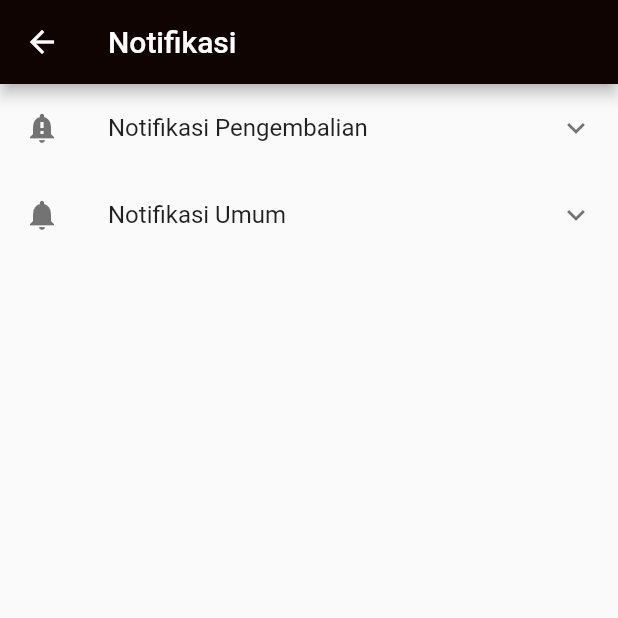
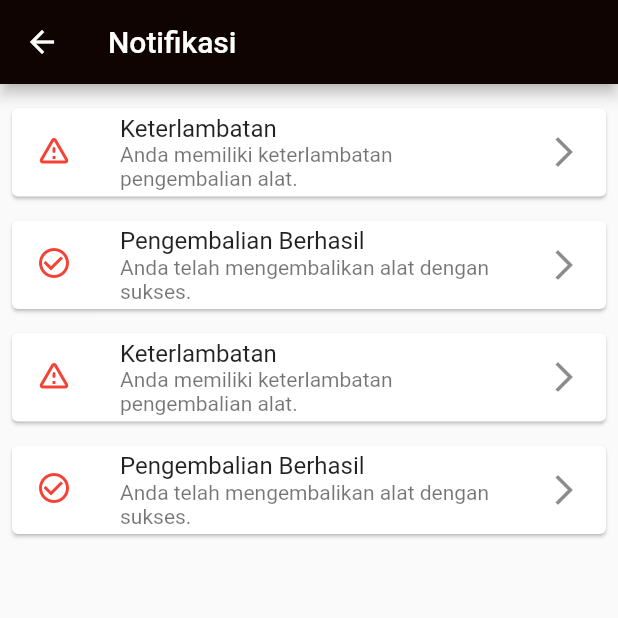
Before and after one commit to NaningEkaIndrawati/rentalcam_44444, a Flutter app: the NotifikasiPage screen opened directly, on a phone screen of 412 x 824 dp, the top half of it. Run offline on Flutter 3.47's test engine with Material 2 defaults, Android fonts, the phone set to English and light mode, and no system bars; our stand-ins replace firebase_core, image_picker, shared_preferences; missing offline and left inert: onesignal_flutter; accounts and stored records are empty; network calls fail.

Commit message:
feat : add notifications service

```diff
--- a/lib/Api/riwayat.dart
+++ b/lib/Api/riwayat.dart
@@ -8,6 +8,7 @@ import 'package:http/http.dart' as http;
 class RiwayatApi {
   static Future<List<Riwayat>> getRiwayat() async {
     String apiurl = ApiUrl.riwayat;
+
     var token = await UserInfo().getToken();
 
     try {
@@ -37,5 +38,6 @@ class RiwayatApi {
       print('Error: $error');
       throw Exception('Failed to fetch data: $error');
     }
+
   }
 }
--- a/lib/AuthApi/auth.dart
+++ b/lib/AuthApi/auth.dart
@@ -2,6 +2,7 @@ import 'dart:convert';
 import 'dart:io';
 import 'package:belajar/dashboard.dart';
 import 'package:belajar/helpers/api_url.dart';
+import 'package:belajar/helpers/onesignal.dart';
 import 'package:belajar/helpers/user_info.dart';
 import 'package:belajar/login.dart';
 import 'package:flutter/material.dart';
@@ -19,7 +20,7 @@ class AuthApi {
       if (response.statusCode == 200) {
         var jsonObj = json.decode(response.body);
         UserInfo().setToken(jsonObj['token']);
-
+        OneSignalHelper().setOneSignalByUserID(jsonObj['user']['id']);
         Navigator.pushReplacement(
           context!,
           MaterialPageRoute(builder: (context) => DashboardPage()),
--- a/lib/dashboard.dart
+++ b/lib/dashboard.dart
@@ -397,62 +397,56 @@ class NotifikasiPage extends StatefulWidget {
 }
 
 class _NotifikasiPageState extends State<NotifikasiPage> {
-  bool _isPengembalianExpanded = false;
-  bool _isUmumExpanded = false;
-
   @override
   Widget build(BuildContext context) {
     return Scaffold(
       appBar: AppBar(
         title: Text('Notifikasi'),
-        backgroundColor:
-            Color.fromARGB(255, 16, 4, 3), // Ubah warna AppBar menjadi merah
+        backgroundColor: Color.fromARGB(255, 16, 4, 3), // Warna AppBar
       ),
       body: ListView(
+        padding: EdgeInsets.all(8.0),
         children: [
-          ExpansionTile(
-            leading: Icon(
-                Icons.notification_important), // Tambahkan leading untuk ikon
-            title: Text('Notifikasi Pengembalian'),
-            children: [
-              ListTile(
-                title: Text('Notifikasi 1'),
-                subtitle: Text('Isi notifikasi 1'),
-              ),
-              ListTile(
-                title: Text('Notifikasi 2'),
-                subtitle: Text('Isi notifikasi 2'),
-              ),
-            ],
-            onExpansionChanged: (value) {
-              setState(() {
-                _isPengembalianExpanded = value;
-              });
-            },
-            initiallyExpanded: _isPengembalianExpanded,
+          _buildNotificationCard(
+            icon: Icons.warning_amber_rounded,
+            title: 'Keterlambatan',
+            content: 'Anda memiliki keterlambatan pengembalian alat.',
           ),
-          ExpansionTile(
-            leading: Icon(Icons.notifications), // Tambahkan leading untuk ikon
-            title: Text('Notifikasi Umum'),
-            children: [
-              ListTile(
-                title: Text('Notifikasi 1'),
-                subtitle: Text('Isi notifikasi 1'),
-              ),
-              ListTile(
-                title: Text('Notifikasi 2'),
-                subtitle: Text('Isi notifikasi 2'),
-              ),
-            ],
-            onExpansionChanged: (value) {
-              setState(() {
-                _isUmumExpanded = value;
-              });
-            },
-            initiallyExpanded: _isUmumExpanded,
+          _buildNotificationCard(
+            icon: Icons.check_circle_outline,
+            title: 'Pengembalian Berhasil',
+            content: 'Anda telah mengembalikan alat dengan sukses.',
           ),
+          _buildNotificationCard(
+            icon: Icons.warning_amber_rounded,
+            title: 'Keterlambatan',
+            content: 'Anda memiliki keterlambatan pengembalian alat.',
+          ),
+          _buildNotificationCard(
+            icon: Icons.check_circle_outline,
+            title: 'Pengembalian Berhasil',
+            content: 'Anda telah mengembalikan alat dengan sukses.',
+          ),
+          // Add more notifications as needed
         ],
       ),
     );
   }
+
+  // Widget to build individual notification cards
+  Widget _buildNotificationCard(
+      {required IconData icon, required String title, required String content}) {
+    return Card(
+      margin: EdgeInsets.symmetric(vertical: 8.0),
+      child: ListTile(
+        leading: Icon(icon, color: Colors.red), // Custom icon and color
+        title: Text(title),
+        subtitle: Text(content),
+        trailing: Icon(Icons.arrow_forward_ios), // Optional trailing icon
+        onTap: () {
+          // Add action when the notification is tapped if needed
+        },
+      ),
+    );
+  }
 }
--- /dev/null
+++ b/lib/env.dart
@@ -0,0 +1 @@
+const String appidOneSignal = "6a7e367b-b2c1-4617-bc23-7c48f1ca449a";
--- a/lib/model/camera.dart
+++ b/lib/model/camera.dart
@@ -10,6 +10,7 @@ class Kamera {
   final String? createdAt;
   final String? updatedAt;
   final String category;
+  final String status;
 
   Kamera({
     required this.id,
@@ -23,6 +24,7 @@ class Kamera {
     this.createdAt,
     this.updatedAt,
     required this.category,
+    required this.status,
   });
 
   factory Kamera.fromJson(Map<String, dynamic> json) {
@@ -38,6 +40,7 @@ class Kamera {
       createdAt: json['created_at'],
       updatedAt: json['updated_at'],
       category: json['category']['nama_kategori'],
+      status: json['status'],
     );
   }
 }
--- a/pubspec.yaml
+++ b/pubspec.yaml
@@ -14,6 +14,10 @@ dependencies:
   shared_preferences: ^2.0.18
   image_picker: ^0.8.6
   intl: ^0.17.0
+  path: ^1.8.2
+  async: ^2.10.0
+  onesignal_flutter: ^5.2.5
+  firebase_core: ^2.24.2
 
 
 
```
Also changed, not shown: lib/Api/reservasi.dart (+26 -15 lines), lib/form_camera.dart (+5 -2 lines), lib/helpers/onesignal.dart (added, +8 -0 lines), lib/katalog_camera.dart (+8 -7 lines), lib/main.dart (+9 -0 lines), lib/model/riwayat.dart (+7 -1 lines), lib/rental_paket.dart (+4 -3 lines), lib/reservasi.dart (+247 -121 lines), firebase.json (added), lib/firebase_options.dart (added), pubspec.lock, 6 other files.
